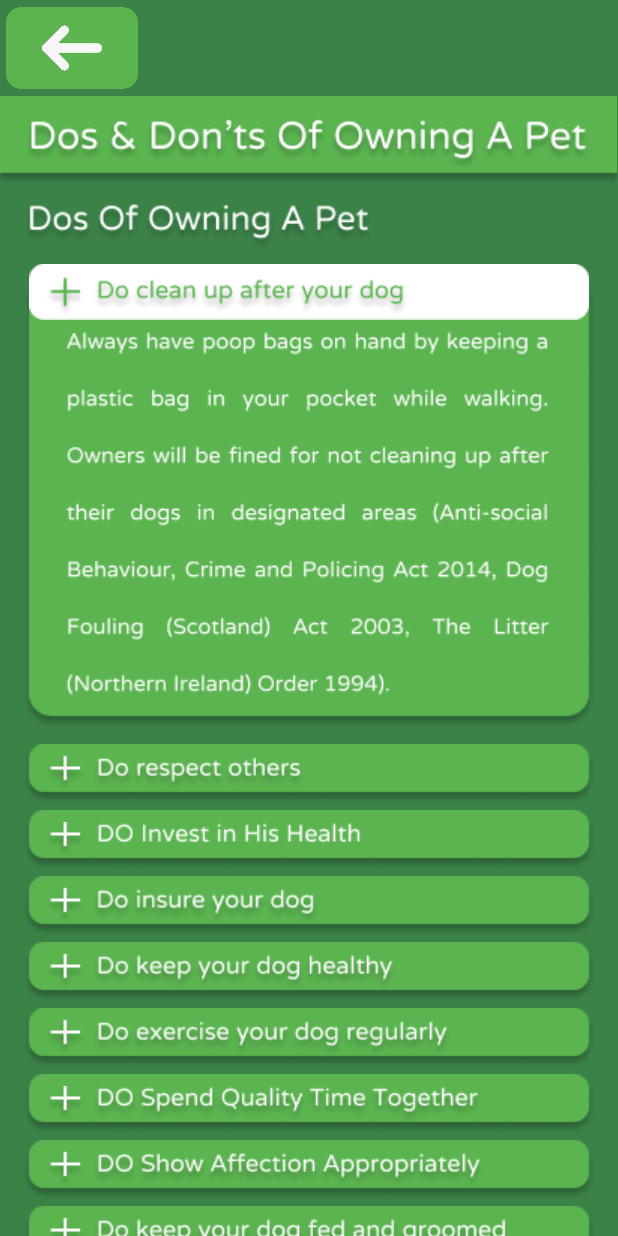
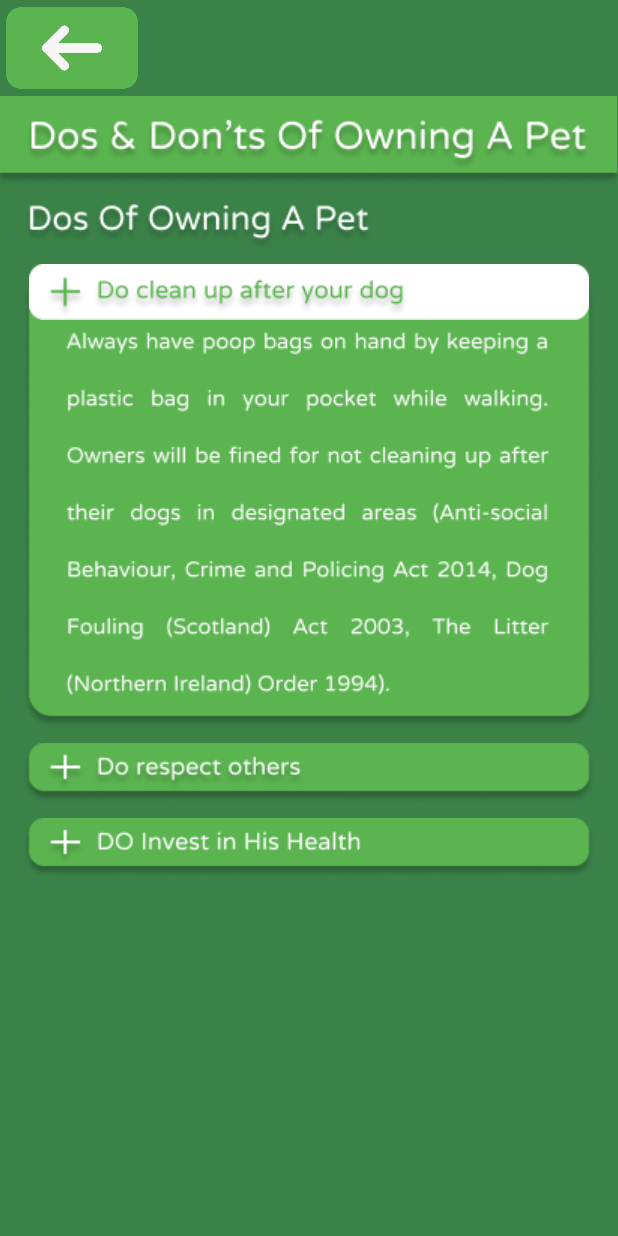
Before and after one commit to svennn-7836/Alagang.Kalinga__Pet-Care-App, an Android app: the DosDontsActivity screen opened directly, with no data from a screen before it, after a tap on an icon or button, on a phone screen of 412 x 824 dp. Run offline under Robolectric (Android 15) with nearby library versions, the light colour scheme and no system bars.

Commit message:
Testing ng Dos and Donts 1-3 working

```diff
--- a/app/src/main/java/com/example/alagatkalinga/DosDontsActivity.kt
+++ b/app/src/main/java/com/example/alagatkalinga/DosDontsActivity.kt
@@ -1,5 +1,4 @@
 package com.example.alagatkalinga
-
 import android.os.Bundle
 import android.view.View
 import android.widget.ImageView
@@ -7,125 +6,137 @@ import androidx.appcompat.app.AppCompatActivity
 import androidx.constraintlayout.widget.ConstraintLayout
 
 class DosDontsActivity : AppCompatActivity() {
+
     private lateinit var dos1: ImageView
     private lateinit var dosw1: ImageView
     private lateinit var dosc1: ImageView
+    private lateinit var dosw2: ImageView
+    private lateinit var dosc2: ImageView
     private lateinit var dos2: ImageView
     private lateinit var dos3: ImageView
-    private lateinit var dos4: ImageView
-    private lateinit var dos5: ImageView
-    private lateinit var dos6: ImageView
-    private lateinit var dos7: ImageView
-    private lateinit var dos8: ImageView
-    private lateinit var dos9: ImageView
-    private lateinit var dos10: ImageView
-    private lateinit var dos11: ImageView
-    private lateinit var dos12: ImageView
-    private lateinit var dos13: ImageView
-    private lateinit var dos14: ImageView
-    private lateinit var dontstitle: ImageView
-    private lateinit var donts1: ImageView
-    private lateinit var donts2: ImageView
-    private lateinit var donts3: ImageView
+
+    private var dos2InitialMarginTop = 0
+    private var dos3InitialMarginTop = 0
 
     override fun onCreate(savedInstanceState: Bundle?) {
         super.onCreate(savedInstanceState)
         setContentView(R.layout.activity_dosdonts_activity)
 
-        val backButton: ImageView = findViewById(R.id.BackGreen1)
-        backButton.setOnClickListener {
-            onBackPressed()
-        }
-
+        // Initialize the ImageView elements
         dos1 = findViewById(R.id.dos1)
         dosw1 = findViewById(R.id.dosw1)
         dosc1 = findViewById(R.id.dosc1)
+        dosw2 = findViewById(R.id.dosw2)
+        dosc2 = findViewById(R.id.dosc2)
         dos2 = findViewById(R.id.dos2)
         dos3 = findViewById(R.id.dos3)
-        dos4 = findViewById(R.id.dos4)
-        dos5 = findViewById(R.id.dos5)
-        dos6 = findViewById(R.id.dos6)
-        dos7 = findViewById(R.id.dos7)
-        dos8 = findViewById(R.id.dos8)
-        dos9 = findViewById(R.id.dos9)
-        dos10 = findViewById(R.id.dos10)
-        dos11 = findViewById(R.id.dos11)
-        dos12 = findViewById(R.id.dos12)
-        dos13 = findViewById(R.id.dos13)
-        dos14 = findViewById(R.id.dos14)
-        dontstitle = findViewById(R.id.dontstitle)
-        donts1 = findViewById(R.id.donts1)
-        donts2 = findViewById(R.id.donts2)
-        donts3 = findViewById(R.id.donts3)
 
-        dos1.setOnClickListener {
+        // Store the initial top margin values
+        val dos2LayoutParams = dos2.layoutParams as ConstraintLayout.LayoutParams
+        dos2InitialMarginTop = dos2LayoutParams.topMargin
+
+        val dos3LayoutParams = dos3.layoutParams as ConstraintLayout.LayoutParams
+        dos3InitialMarginTop = dos3LayoutParams.topMargin
+
+        // Set initial visibility
+        dos1.visibility = View.VISIBLE
+        dosw1.visibility = View.INVISIBLE
+        dosc1.visibility = View.INVISIBLE
+        dosw2.visibility = View.INVISIBLE
+        dosc2.visibility = View.INVISIBLE
+        dos2.visibility = View.VISIBLE
+        dos3.visibility = View.VISIBLE
+    }
+
+    // Click event handler for dos1
+    fun onDos1Click(view: View) {
         dos1.visibility = View.INVISIBLE
         dosw1.visibility = View.VISIBLE
         dosc1.visibility = View.VISIBLE
+        dosw2.visibility = View.INVISIBLE
+        dosc2.visibility = View.INVISIBLE
+        dos2.visibility = View.VISIBLE
+        dos3.visibility = View.VISIBLE
 
-            // Adjust the position of dosw1
-            val layoutParams = dosw1.layoutParams as ConstraintLayout.LayoutParams
-            layoutParams.topToBottom = dosc1.id
-            dosw1.layoutParams = layoutParams
+        // Set the top margin of dos2 to be 44dp below dosc1
+        val dos2LayoutParams = dos2.layoutParams as ConstraintLayout.LayoutParams
+        dos2LayoutParams.topToBottom = R.id.dosc1
+        dos2LayoutParams.topMargin = dpToPx(10)
+        dos2.layoutParams = dos2LayoutParams
 
-            // Move dos2 to dos14 to the desired position
-            for (i in 2..14) {
-                val dosView = findViewById<ImageView>(resources.getIdentifier("dos$i", "id", packageName))
-                val dosLayoutParams = dosView.layoutParams as ConstraintLayout.LayoutParams
-                dosLayoutParams.topToBottom = dosc1.id
-                dosLayoutParams.topMargin = resources.getDimensionPixelOffset(resources.getIdentifier("dos${i}_margin_top", "dimen", packageName))
-                dosView.layoutParams = dosLayoutParams
+        // Set the top margin of dos3 to be 44dp below dos2
+        val dos3LayoutParams = dos3.layoutParams as ConstraintLayout.LayoutParams
+        dos3LayoutParams.topToBottom = R.id.dos2
+        dos3LayoutParams.topMargin = dpToPx(10)
+        dos3.layoutParams = dos3LayoutParams
     }
 
-            // Move dontstitle to the desired position
-            val dontstitleLayoutParams = dontstitle.layoutParams as ConstraintLayout.LayoutParams
-            dontstitleLayoutParams.topToBottom = dos14.id
-            dontstitleLayoutParams.topMargin = resources.getDimensionPixelOffset(R.dimen.dontstitle_margin_top)
-            dontstitle.layoutParams = dontstitleLayoutParams
-
-            // Move donts1 to donts3 to the desired position
-            for (i in 1..3) {
-                val dontsView = findViewById<ImageView>(resources.getIdentifier("donts$i", "id", packageName))
-                val dontsLayoutParams = dontsView.layoutParams as ConstraintLayout.LayoutParams
-                dontsLayoutParams.topToBottom = dontstitle.id
-                dontsLayoutParams.topMargin = resources.getDimensionPixelOffset(resources.getIdentifier("donts${i}_margin_top", "dimen", packageName))
-                dontsView.layoutParams = dontsLayoutParams
-            }
-        }
-
-        dosw1.setOnClickListener {
+    // Click event handler for dosw1
+    fun onDosw1Click(view: View) {
         dos1.visibility = View.VISIBLE
         dosw1.visibility = View.INVISIBLE
         dosc1.visibility = View.INVISIBLE
+        dosw2.visibility = View.INVISIBLE
+        dosc2.visibility = View.INVISIBLE
+        dos2.visibility = View.VISIBLE
+        dos3.visibility = View.VISIBLE
 
-            // Reset the position of dosw1
-            val layoutParams = dosw1.layoutParams as ConstraintLayout.LayoutParams
-            layoutParams.topToTop = ConstraintLayout.LayoutParams.PARENT_ID
-            dosw1.layoutParams = layoutParams
+        // Reset the top margin of dos2 to its initial value
+        val dos2LayoutParams = dos2.layoutParams as ConstraintLayout.LayoutParams
+        dos2LayoutParams.topToBottom = R.id.dos1
+        dos2LayoutParams.topMargin = dos2InitialMarginTop
+        dos2.layoutParams = dos2LayoutParams
 
-            // Reset the position of dos2 to dos14
-            for (i in 2..14) {
-                val dosView = findViewById<ImageView>(resources.getIdentifier("dos$i", "id", packageName))
-                val dosLayoutParams = dosView.layoutParams as ConstraintLayout.LayoutParams
-                dosLayoutParams.topToBottom = dos1.id
-                dosLayoutParams.topMargin = resources.getDimensionPixelOffset(resources.getIdentifier("dos${i}_initial_margin_top", "dimen", packageName))
-                dosView.layoutParams = dosLayoutParams
+        // Reset the top margin of dos3 to its initial value
+        val dos3LayoutParams = dos3.layoutParams as ConstraintLayout.LayoutParams
+        dos3LayoutParams.topToBottom = R.id.dos2
+        dos3LayoutParams.topMargin = dos3InitialMarginTop
+        dos3.layoutParams = dos3LayoutParams
     }
 
-            // Reset the position of dontstitle
-            val dontstitleLayoutParams = dontstitle.layoutParams as ConstraintLayout.LayoutParams
-            dontstitleLayoutParams.topToBottom = dos14.id
-            dontstitleLayoutParams.topMargin = resources.getDimensionPixelOffset(R.dimen.dontstitle_initial_margin_top)
-            dontstitle.layoutParams = dontstitleLayoutParams
+    // Click event handler for dos2
+    fun onDos2Click(view: View) {
+        dos1.visibility = View.VISIBLE
+        dosw1.visibility = View.INVISIBLE
+        dosc1.visibility = View.INVISIBLE
+        dosw2.visibility = View.VISIBLE
+        dosc2.visibility = View.VISIBLE
+        dos2.visibility = View.INVISIBLE
+        dos3.visibility = View.VISIBLE
 
-            // Reset the position of donts1 to donts3
-            for (i in 1..3) {
-                val dontsView = findViewById<ImageView>(resources.getIdentifier("donts$i", "id", packageName))
-                val dontsLayoutParams = dontsView.layoutParams as ConstraintLayout.LayoutParams
-                dontsLayoutParams.topToBottom = dontstitle.id
-                dontsLayoutParams.topMargin = resources.getDimensionPixelOffset(resources.getIdentifier("donts${i}_initial_margin_top", "dimen", packageName))
-                dontsView.layoutParams = dontsLayoutParams
+        // Set the top margin of dos3 to be 44dp below dosc2
+        val dos3LayoutParams = dos3.layoutParams as ConstraintLayout.LayoutParams
+        dos3LayoutParams.topToBottom = R.id.dosc2
+        dos3LayoutParams.topMargin = dpToPx(10)
+        dos3.layoutParams = dos3LayoutParams
+    }
+
+    // Click event handler for dosw2
+    fun onDosw2Click(view: View) {
+        dos1.visibility = View.VISIBLE
+        dosw1.visibility = View.INVISIBLE
+        dosc1.visibility = View.INVISIBLE
+        dosw2.visibility = View.INVISIBLE
+        dosc2.visibility = View.INVISIBLE
+        dos2.visibility = View.VISIBLE
+        dos3.visibility = View.VISIBLE
+
+        // Reset the top margin of dos2 to its initial value
+        val dos2LayoutParams = dos2.layoutParams as ConstraintLayout.LayoutParams
+        dos2LayoutParams.topToBottom = R.id.dos1
+        dos2LayoutParams.topMargin = dos2InitialMarginTop
+        dos2.layoutParams = dos2LayoutParams
+
+        // Reset the top margin of dos3 to its initial value
+        val dos3LayoutParams = dos3.layoutParams as ConstraintLayout.LayoutParams
+        dos3LayoutParams.topToBottom = R.id.dos2
+        dos3LayoutParams.topMargin = dos3InitialMarginTop
+        dos3.layoutParams = dos3LayoutParams
+    }
+
+    // Utility function to convert dp to pixels
+    private fun dpToPx(dp: Int): Int {
+        val density = resources.displayMetrics.density
+        return (dp * density).toInt()
     }
 }
-    }
-}
--- a/app/src/main/res/layout/activity_dosdonts_activity.xml
+++ b/app/src/main/res/layout/activity_dosdonts_activity.xml
@@ -9,7 +9,7 @@
 
     <androidx.constraintlayout.widget.ConstraintLayout
         android:layout_width="match_parent"
-        android:layout_height="match_parent"
+        android:layout_height="wrap_content"
         android:background="@color/dgreen"
         tools:context=".MainActivity">
 
@@ -49,199 +49,25 @@
             android:id="@+id/dos1"
             android:layout_width="wrap_content"
             android:layout_height="wrap_content"
+            android:src="@drawable/dos1"
             android:layout_marginTop="176dp"
-            android:src="@drawable/dos1"
             app:layout_constraintEnd_toEndOf="parent"
             app:layout_constraintStart_toStartOf="parent"
-            app:layout_constraintTop_toTopOf="parent" />
+            app:layout_constraintTop_toTopOf="parent"
+            android:onClick="onDos1Click" />
 
-        <ImageView
-            android:id="@+id/dos2"
-            android:layout_width="wrap_content"
-            android:layout_height="wrap_content"
-            android:src="@drawable/dos2"
-            android:layout_marginTop="220dp"
-            app:layout_constraintEnd_toEndOf="parent"
-            app:layout_constraintStart_toStartOf="parent"
-            app:layout_constraintTop_toTopOf="parent" />
 
-        <ImageView
-            android:id="@+id/dos3"
-            android:layout_width="wrap_content"
-            android:layout_height="wrap_content"
-            android:src="@drawable/dos3"
-            android:layout_marginTop="264dp"
-            app:layout_constraintEnd_toEndOf="parent"
-            app:layout_constraintStart_toStartOf="parent"
-            app:layout_constraintTop_toTopOf="parent" />
-
-        <ImageView
-            android:id="@+id/dos4"
-            android:layout_width="wrap_content"
-            android:layout_height="wrap_content"
-            android:src="@drawable/dos4"
-            android:layout_marginTop="308dp"
-            app:layout_constraintEnd_toEndOf="parent"
-            app:layout_constraintStart_toStartOf="parent"
-            app:layout_constraintTop_toTopOf="parent" />
-
-        <ImageView
-            android:id="@+id/dos5"
-            android:layout_width="wrap_content"
-            android:layout_height="wrap_content"
-            android:src="@drawable/dos5"
-            android:layout_marginTop="352dp"
-            app:layout_constraintEnd_toEndOf="parent"
-            app:layout_constraintStart_toStartOf="parent"
-            app:layout_constraintTop_toTopOf="parent" />
-
-        <ImageView
-            android:id="@+id/dos6"
-            android:layout_width="wrap_content"
-            android:layout_height="wrap_content"
-            android:src="@drawable/dos6"
-            android:layout_marginTop="396dp"
-            app:layout_constraintEnd_toEndOf="parent"
-            app:layout_constraintStart_toStartOf="parent"
-            app:layout_constraintTop_toTopOf="parent" />
-
-        <ImageView
-            android:id="@+id/dos7"
-            android:layout_width="wrap_content"
-            android:layout_height="wrap_content"
-            android:src="@drawable/dos7"
-            android:layout_marginTop="440dp"
-            app:layout_constraintEnd_toEndOf="parent"
-            app:layout_constraintStart_toStartOf="parent"
-            app:layout_constraintTop_toTopOf="parent" />
-
-        <ImageView
-            android:id="@+id/dos8"
-            android:layout_width="wrap_content"
-            android:layout_height="wrap_content"
-            android:src="@drawable/dos8"
-            android:layout_marginTop="484dp"
-
-            app:layout_constraintEnd_toEndOf="parent"
-            app:layout_constraintStart_toStartOf="parent"
-            app:layout_constraintTop_toTopOf="parent" />
-
-        <ImageView
-            android:id="@+id/dos9"
-            android:layout_width="wrap_content"
-            android:layout_height="wrap_content"
-            android:src="@drawable/dos9"
-            android:layout_marginTop="528dp"
-
-            app:layout_constraintEnd_toEndOf="parent"
-            app:layout_constraintStart_toStartOf="parent"
-            app:layout_constraintTop_toTopOf="parent" />
-
-        <ImageView
-            android:id="@+id/dos10"
-            android:layout_width="wrap_content"
-            android:layout_height="wrap_content"
-            android:src="@drawable/dos10"
-            android:layout_marginTop="572dp"
-
-            app:layout_constraintEnd_toEndOf="parent"
-            app:layout_constraintStart_toStartOf="parent"
-            app:layout_constraintTop_toTopOf="parent" />
-
-        <ImageView
-            android:id="@+id/dos11"
-            android:layout_width="wrap_content"
-            android:layout_height="wrap_content"
-            android:src="@drawable/dos11"
-            android:layout_marginTop="616dp"
-
-            app:layout_constraintEnd_toEndOf="parent"
-            app:layout_constraintStart_toStartOf="parent"
-            app:layout_constraintTop_toTopOf="parent" />
-
-        <ImageView
-            android:id="@+id/dos12"
-            android:layout_width="wrap_content"
-            android:layout_height="wrap_content"
-            android:src="@drawable/dos12"
-            android:layout_marginTop="660dp"
-
-            app:layout_constraintEnd_toEndOf="parent"
-            app:layout_constraintStart_toStartOf="parent"
-            app:layout_constraintTop_toTopOf="parent" />
-        <ImageView
-            android:id="@+id/dos13"
-            android:layout_width="wrap_content"
-            android:layout_height="wrap_content"
-            android:src="@drawable/dos13"
-            android:layout_marginTop="720dp"
-
-            app:layout_constraintEnd_toEndOf="parent"
-            app:layout_constraintStart_toStartOf="parent"
-            app:layout_constraintTop_toTopOf="parent" />
-        <ImageView
-            android:id="@+id/dos14"
-            android:layout_width="wrap_content"
-            android:layout_height="wrap_content"
-            android:src="@drawable/dos13"
-            android:layout_marginTop="780dp"
-
-            app:layout_constraintEnd_toEndOf="parent"
-            app:layout_constraintStart_toStartOf="parent"
-            app:layout_constraintTop_toTopOf="parent" />
-
-        <ImageView
-            android:id="@+id/dontstitle"
-            android:layout_width="wrap_content"
-            android:layout_height="wrap_content"
-            android:layout_marginStart="16dp"
-            android:layout_marginTop="860dp"
-            android:src="@drawable/dontstitle"
-
-            app:layout_constraintStart_toStartOf="parent"
-            app:layout_constraintTop_toTopOf="parent" />
-        <ImageView
-            android:id="@+id/donts1"
-            android:layout_width="wrap_content"
-            android:layout_height="wrap_content"
-            android:src="@drawable/donts1"
-            android:layout_marginTop="900dp"
-
-            app:layout_constraintEnd_toEndOf="parent"
-            app:layout_constraintStart_toStartOf="parent"
-            app:layout_constraintTop_toTopOf="parent" />
-        <ImageView
-            android:id="@+id/donts2"
-            android:layout_width="wrap_content"
-            android:layout_height="wrap_content"
-            android:src="@drawable/donts2"
-            android:layout_marginTop="940dp"
-
-            app:layout_constraintEnd_toEndOf="parent"
-            app:layout_constraintStart_toStartOf="parent"
-            app:layout_constraintTop_toTopOf="parent" />
-        <ImageView
-            android:id="@+id/donts3"
-            android:layout_width="wrap_content"
-            android:layout_height="wrap_content"
-            android:src="@drawable/donts3"
-            android:layout_marginTop="980dp"
-
-            app:layout_constraintEnd_toEndOf="parent"
-            app:layout_constraintStart_toStartOf="parent"
-            app:layout_constraintTop_toTopOf="parent" />
 
         <ImageView
             android:id="@+id/dosc1"
             android:layout_width="wrap_content"
             android:layout_height="wrap_content"
+            android:src="@drawable/dosc1"
             android:layout_marginTop="180dp"
-            android:src="@drawable/dosc1"
             android:visibility="invisible"
             app:layout_constraintEnd_toEndOf="parent"
             app:layout_constraintStart_toStartOf="parent"
             app:layout_constraintTop_toTopOf="parent" />
-
         <ImageView
             android:id="@+id/dosw1"
             android:layout_width="wrap_content"
@@ -251,9 +77,58 @@
             app:layout_constraintEnd_toEndOf="parent"
             app:layout_constraintStart_toStartOf="parent"
             app:layout_constraintTop_toTopOf="parent"
-            android:visibility="invisible" />
+            android:visibility="invisible"
+            android:onClick="onDosw1Click" />
+
+        <ImageView
+            android:id="@+id/dos2"
+            android:layout_width="wrap_content"
+            android:layout_height="wrap_content"
+            android:src="@drawable/dos2"
+            android:layout_marginTop="10dp"
+            app:layout_constraintEnd_toEndOf="parent"
+            app:layout_constraintStart_toStartOf="parent"
+            app:layout_constraintTop_toBottomOf="@+id/dos1"
+            android:visibility="visible"
+            android:onClick="onDos2Click" />
 
 
+        <ImageView
+            android:id="@+id/dosc2"
+            android:layout_width="wrap_content"
+            android:layout_height="wrap_content"
+            android:src="@drawable/dosc2"
+            android:layout_marginTop="229dp"
+            android:visibility="invisible"
+            app:layout_constraintEnd_toEndOf="parent"
+            app:layout_constraintStart_toStartOf="parent"
+            app:layout_constraintTop_toTopOf="parent" />
+
+        <ImageView
+            android:id="@+id/dosw2"
+            android:layout_width="wrap_content"
+            android:layout_height="wrap_content"
+            android:src="@drawable/dosw2"
+            android:layout_marginTop="225dp"
+            app:layout_constraintEnd_toEndOf="parent"
+            app:layout_constraintStart_toStartOf="parent"
+            app:layout_constraintTop_toTopOf="parent"
+            android:visibility="invisible"
+            android:onClick="onDosw2Click" />
+
+        <ImageView
+            android:id="@+id/dos3"
+            android:layout_width="wrap_content"
+            android:layout_height="wrap_content"
+            android:src="@drawable/dos3"
+            android:layout_marginTop="10dp"
+            app:layout_constraintEnd_toEndOf="parent"
+            app:layout_constraintStart_toStartOf="parent"
+            app:layout_constraintTop_toBottomOf="@+id/dos2"
+            android:visibility="visible"
+            android:onClick="onDos3Click" />
+
+        <!-- Add the remaining ImageView elements for dos3, dos4, dos5, etc. -->
 
     </androidx.constraintlayout.widget.ConstraintLayout>
 </ScrollView>
```
Lines whose indentation alone changed are shown as unchanged.
